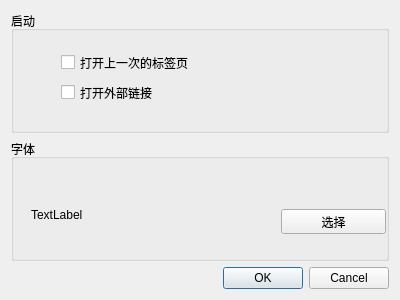
Old version of the form settingdlg.ui in the repository adaptee/pychmviewer.
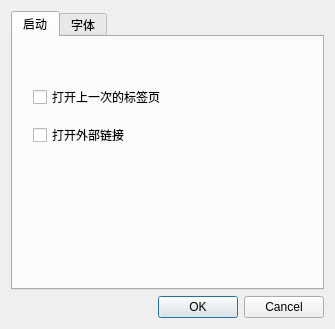
New version of the form.

```diff
--- a/settingdlg.ui
+++ b/settingdlg.ui
@@ -6,8 +6,8 @@
    <rect>
     <x>0</x>
     <y>0</y>
-    <width>400</width>
-    <height>300</height>
+    <width>335</width>
+    <height>329</height>
    </rect>
   </property>
   <property name="windowTitle">
@@ -15,41 +15,21 @@
   </property>
   <layout class="QVBoxLayout" name="verticalLayout">
    <item>
-    <widget class="QGroupBox" name="groupBoxdata">
-     <property name="title">
+    <layout class="QVBoxLayout" name="verticalLayout_2">
+     <item>
+      <widget class="QTabWidget" name="tabWidget">
+       <property name="currentIndex">
+        <number>0</number>
+       </property>
+       <widget class="QWidget" name="tab">
+        <attribute name="title">
       <string>启动</string>
-     </property>
-     <widget class="QCheckBox" name="loadlastCheckbox">
-      <property name="geometry">
-       <rect>
-        <x>50</x>
-        <y>40</y>
-        <width>161</width>
-        <height>23</height>
-       </rect>
-      </property>
-      <property name="text">
-       <string>打开上一次的标签页</string>
-      </property>
-     </widget>
-     <widget class="QCheckBox" name="openRemoteCheckbox">
-      <property name="geometry">
-       <rect>
-        <x>50</x>
-        <y>70</y>
-        <width>141</width>
-        <height>23</height>
-       </rect>
-      </property>
-      <property name="text">
-       <string>打开外部链接</string>
-      </property>
-     </widget>
+        </attribute>
      <widget class="QLabel" name="msglabel">
       <property name="geometry">
        <rect>
-        <x>80</x>
-        <y>100</y>
+           <x>60</x>
+           <y>190</y>
         <width>181</width>
         <height>16</height>
        </rect>
@@ -58,31 +38,42 @@
        <string/>
       </property>
      </widget>
+        <widget class="QWidget" name="verticalLayoutWidget_2">
+         <property name="geometry">
+          <rect>
+           <x>20</x>
+           <y>40</y>
+           <width>160</width>
+           <height>80</height>
+          </rect>
+         </property>
+         <layout class="QVBoxLayout" name="verticalLayout_3">
+          <item>
+           <widget class="QCheckBox" name="loadlastCheckbox">
+            <property name="text">
+             <string>打开上一次的标签页</string>
+            </property>
     </widget>
    </item>
    <item>
-    <widget class="QGroupBox" name="groupBoxfont">
-     <property name="title">
+           <widget class="QCheckBox" name="openRemoteCheckbox">
+            <property name="text">
+             <string>打开外部链接</string>
+            </property>
+           </widget>
+          </item>
+         </layout>
+        </widget>
+       </widget>
+       <widget class="QWidget" name="tab_2">
+        <attribute name="title">
       <string>字体</string>
-     </property>
-     <widget class="QPushButton" name="pushButton">
-      <property name="geometry">
-       <rect>
-        <x>270</x>
-        <y>70</y>
-        <width>105</width>
-        <height>25</height>
-       </rect>
-      </property>
-      <property name="text">
-       <string>选择</string>
-      </property>
-     </widget>
+        </attribute>
      <widget class="QLabel" name="label">
       <property name="geometry">
        <rect>
-        <x>20</x>
-        <y>30</y>
+           <x>40</x>
+           <y>130</y>
         <width>241</width>
         <height>91</height>
        </rect>
@@ -91,6 +82,20 @@
        <string>TextLabel</string>
       </property>
      </widget>
+        <widget class="QPushButton" name="pushButton">
+         <property name="geometry">
+          <rect>
+           <x>90</x>
+           <y>70</y>
+           <width>105</width>
+           <height>25</height>
+          </rect>
+         </property>
+         <property name="text">
+          <string>选择字体</string>
+         </property>
+        </widget>
+       </widget>
     </widget>
    </item>
    <item>
@@ -101,6 +106,8 @@
     </widget>
    </item>
   </layout>
+   </item>
+  </layout>
  </widget>
  <resources/>
  <connections>
```
Left out of the diff: 16 changed lines with no effect on the pictures. Lines whose indentation alone changed are shown as unchanged.
